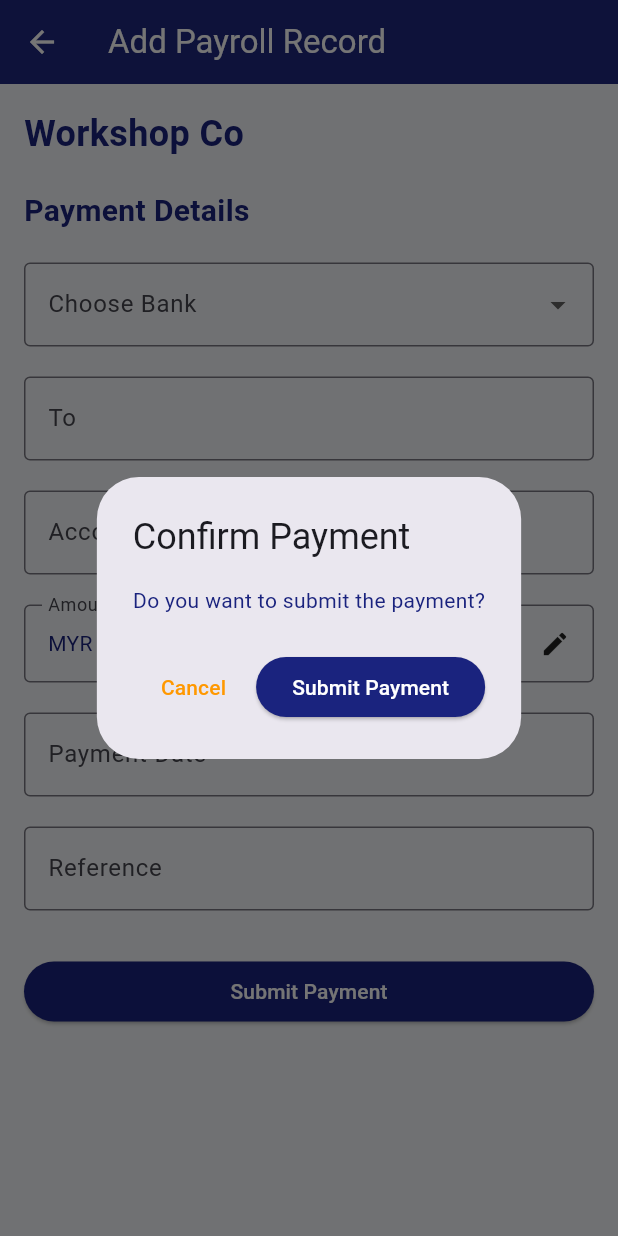
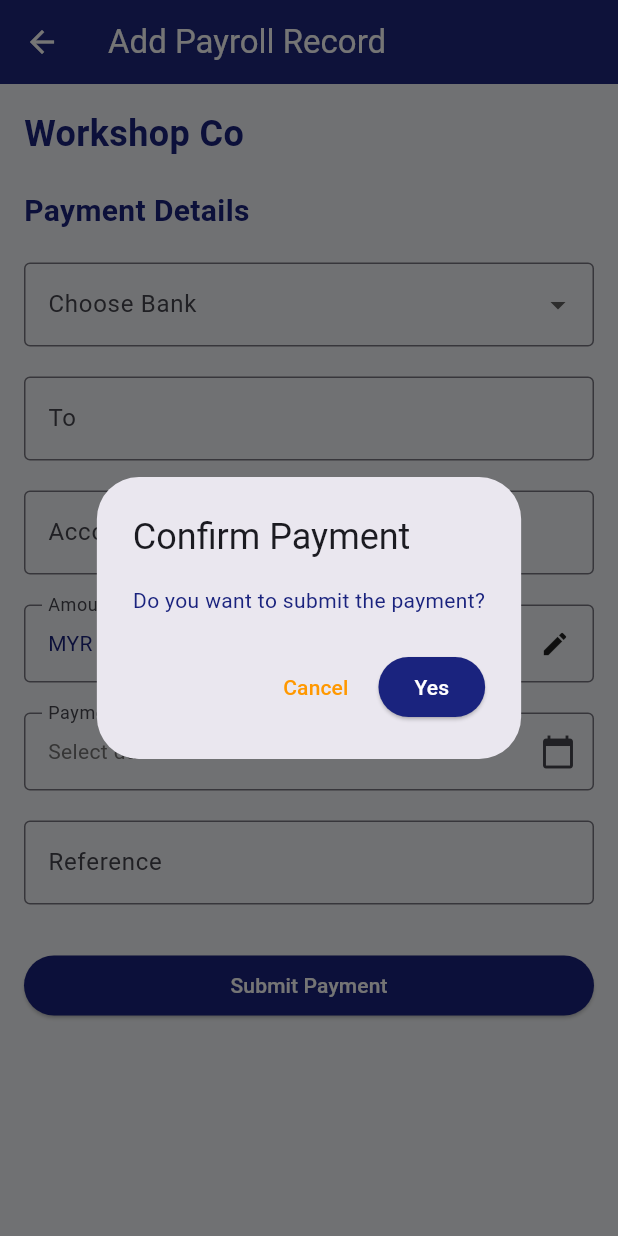
Before and after one commit to amala-26/workshop-gig-app, a Flutter app: the WorkshopPayroll screen opened directly, after a tap on "Submit Payment", on a phone screen of 412 x 824 dp. Run offline on Flutter 3.47's test engine with Material 3 defaults, Android fonts, the phone set to English and light mode, and no system bars; our stand-ins replace cloud_firestore, firebase_auth, firebase_core; accounts and stored records are empty; Roboto replaces fonts that are missing (Montserrat).

Commit message:
update date

```diff
--- a/lib/workshop_payroll.dart
+++ b/lib/workshop_payroll.dart
@@ -51,7 +51,7 @@ class _WorkshopPayrollState extends State<WorkshopPayroll> {
                 Navigator.pop(context);
                 _submitPayment(context);
               },
-              child: const Text('Submit Payment'),
+              child: const Text('Yes'),
             ),
           ],
         );
@@ -323,17 +323,23 @@ class _WorkshopPayrollState extends State<WorkshopPayroll> {
                     ),
                     const SizedBox(height: 20),
 
-                    TextFormField(
-                      decoration: const InputDecoration(
-                        labelText: 'Payment Date',
-                        border: OutlineInputBorder(),
+                    InkWell(
+                      onTap: () => _selectDate(context),
+                      child: InputDecorator(
+                        decoration: const InputDecoration(
+                          labelText: 'Payment Date',
+                          border: OutlineInputBorder(),
+                          suffixIcon: Icon(Icons.calendar_today),
+                        ),
+                        child: Text(
+                          _paymentDate ?? 'Select date',
+                          style: TextStyle(
+                            color: _paymentDate != null
+                                ? Colors.black
+                                : Colors.grey[600],
+                          ),
+                        ),
                       ),
-                      controller: TextEditingController(text: _paymentDate),
-                      readOnly: true,
-                      onTap: () => _selectDate(context),
-                      validator: (value) => value?.isEmpty ?? true
-                          ? 'Please select payment date'
-                          : null,
                     ),
                     const SizedBox(height: 20),
 
```
